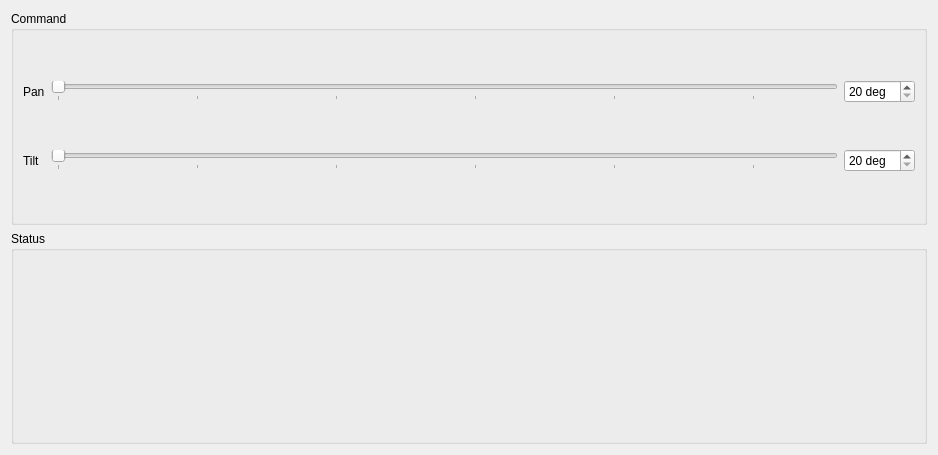
This is scripts/cmd_status.ui in OpenLEAD/bundles-rosa as Qt 5 draws it before an edit. The edited form follows.
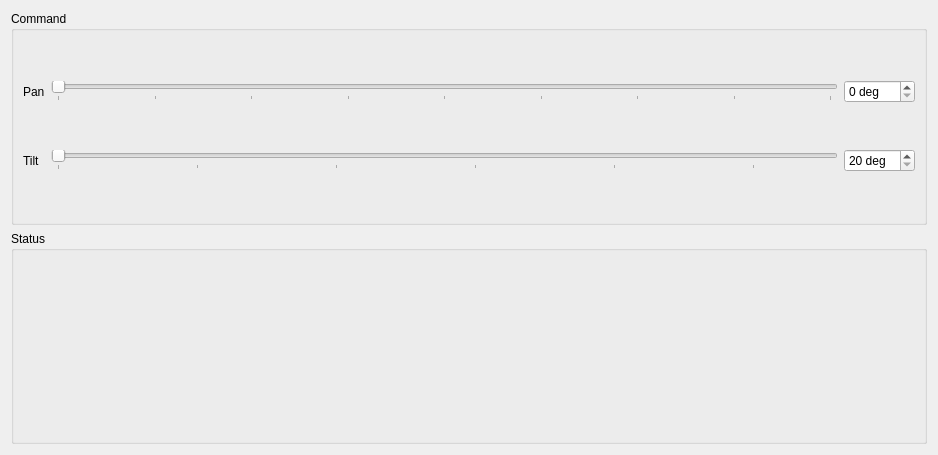
This is the edited form.

Commit message: gui: the pan axis can do full rotation, update the GUI

Patch:
```diff
--- a/scripts/cmd_status.ui
+++ b/scripts/cmd_status.ui
@@ -30,10 +30,10 @@
       <item row="0" column="1">
        <widget class="QSlider" name="panSetSlide">
         <property name="minimum">
-         <number>20</number>
+         <number>0</number>
         </property>
         <property name="maximum">
-         <number>270</number>
+         <number>360</number>
         </property>
         <property name="orientation">
          <enum>Qt::Horizontal</enum>
@@ -52,10 +52,10 @@
          <string> deg</string>
         </property>
         <property name="minimum">
-         <number>20</number>
+         <number>0</number>
         </property>
         <property name="maximum">
-         <number>270</number>
+         <number>360</number>
         </property>
         <property name="singleStep">
          <number>10</number>
```
The commit also changes 1 other file.
